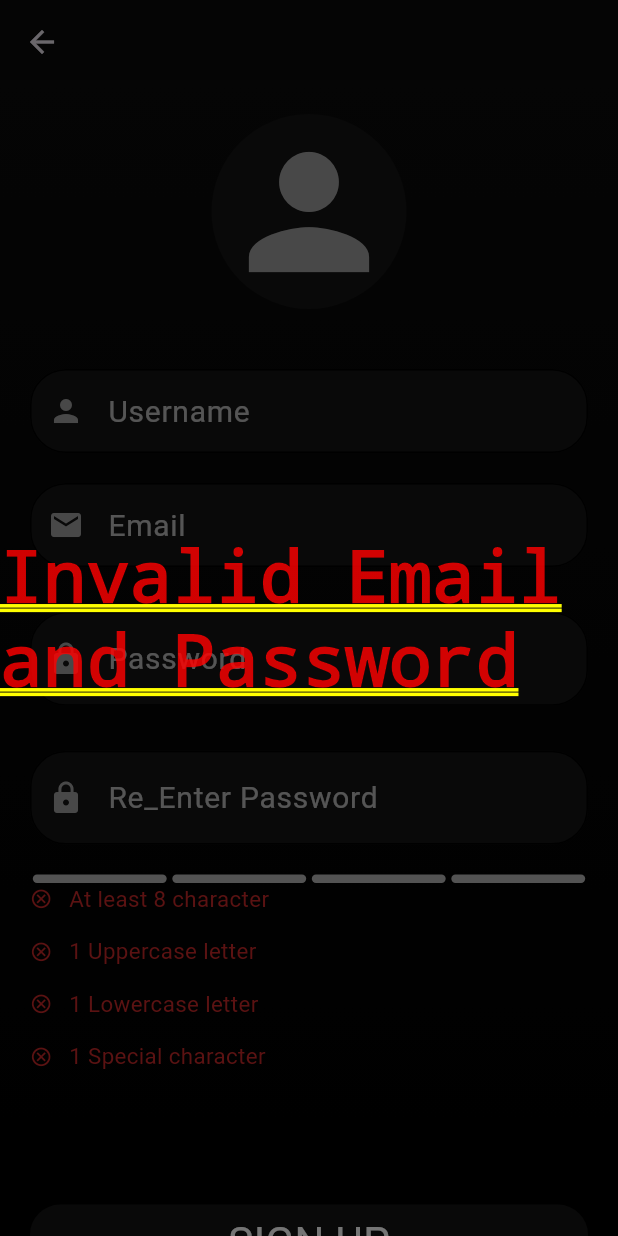
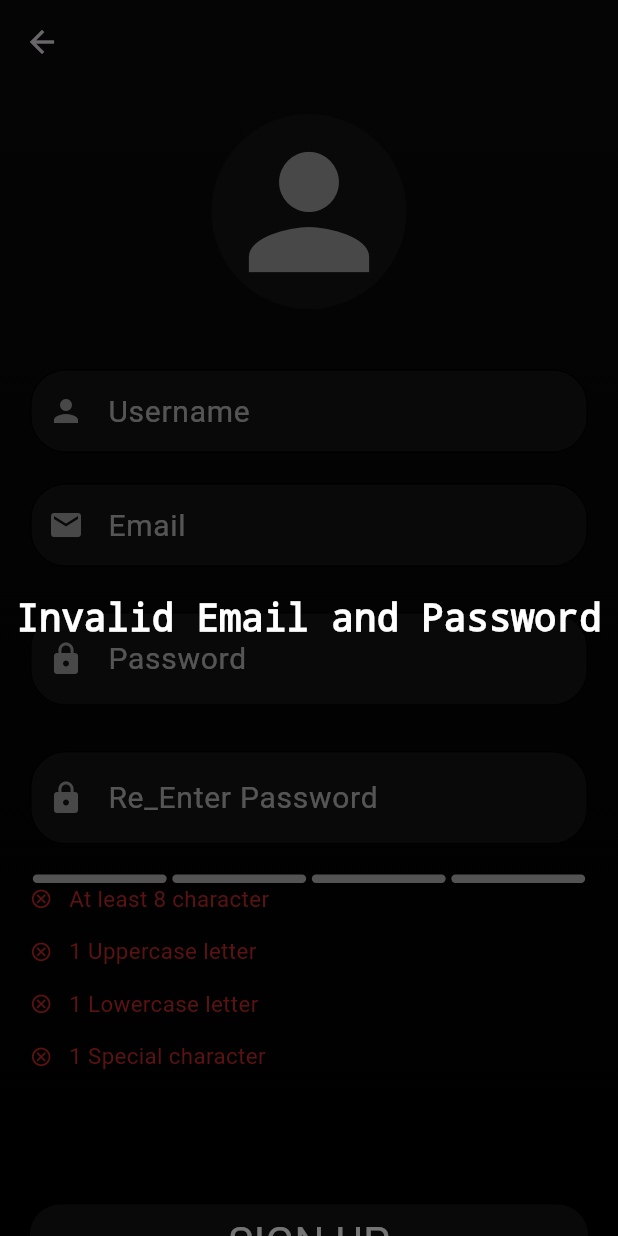
Before and after one commit to MohannadMadi/e-commerce-app, a Flutter app: the SignUpPage screen opened directly, after a tap on "SIGN UP", on a phone screen of 412 x 824 dp. Run offline on Flutter 3.47's test engine with Material 3 defaults, Android fonts, the phone set to English and light mode, and no system bars; drawn by our look-alikes of flutter_pw_validator; our stand-ins replace connectivity, email_validator, firebase_auth, firebase_core, loading_animation_widget; accounts and stored records are empty.

```diff
--- a/lib/screens/authentication/sign_up.dart
+++ b/lib/screens/authentication/sign_up.dart
@@ -36,19 +36,11 @@ class _SignUpPageState extends State<SignUpPage> {
       return _firebaseAuthServices.signUp(
           userName, email, passwordController.text);
     } else {
-      showDialog(
-          context: context,
-          builder: (context) {
-            return Container(
-              child: Center(
-                child: Text(validPassword
-                    ? "Invalid Email"
-                    : validateEmail(email)
-                        ? "Invalid Password"
-                        : "Invalid Email and Password"),
-              ),
-            );
-          });
+      _showError(validPassword
+          ? "Invalid Email"
+          : validateEmail(email)
+              ? "Invalid Password"
+              : "Invalid Email and Password");
     }
   }
 
@@ -57,6 +49,22 @@ class _SignUpPageState extends State<SignUpPage> {
     final connectivityResult = await Connectivity().checkConnectivity();
     return connectivityResult == ConnectivityResult.mobile ||
         connectivityResult == ConnectivityResult.wifi;
+  }
+
+  void _showError(String errorMessage) {
+    showDialog(
+      context: context,
+      builder: (context) => Center(
+        child: Text(
+          errorMessage,
+          textAlign: TextAlign.center,
+          style: TextStyle(
+              fontSize: 25,
+              color: Colors.white,
+              decoration: TextDecoration.none),
+        ),
+      ),
+    );
   }
 
   @override
@@ -303,31 +311,10 @@ class _SignUpPageState extends State<SignUpPage> {
                                 setState(() {
                                   loading = false;
                                 });
-                                showDialog(
-                                    context: context,
-                                    builder: (context) {
-                                      return Container(
-                                        child: Center(
-                                            child: Text(
-                                          "Password not matching",
-                                          style: TextStyle(
-                                              fontSize: 23,
-                                              color: Colors.white70),
-                                        )),
-                                      );
-                                    });
+                                _showError("Password not matching");
                               }
                             } else {
-                              showDialog(
-                                  context: context,
-                                  builder: (context) => Container(
-                                      width: double.infinity,
-                                      child: Center(
-                                          child: Text(
-                                        "No Internet connection",
-                                        style: TextStyle(
-                                            fontSize: 20, color: Colors.white),
-                                      ))));
+                              _showError("No Internet connection");
                             }
                           },
                           child: Container(
```
Also changed, not shown: lib/screens/authentication/sign_in.dart (+11 -7 lines).
